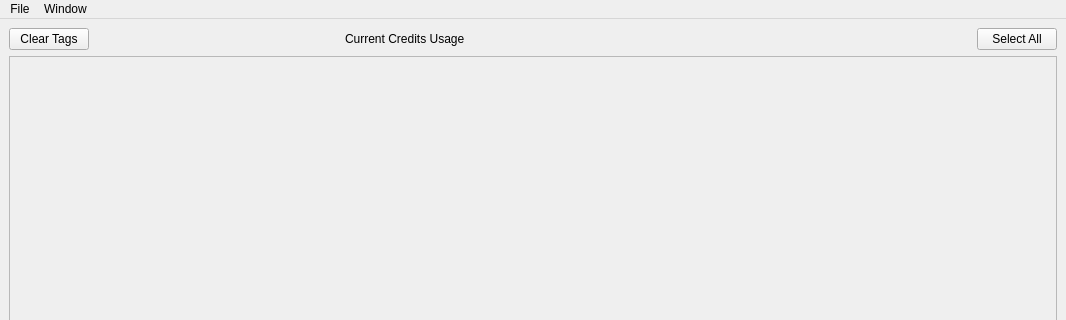
The window that ui/mainWindow.ui (infoPh83/happyTag) describes before a commit, drawn with Qt 5; both pictures show x 0 to 1066 and y 0 to 320 of the 1066 by 798 pixel window.
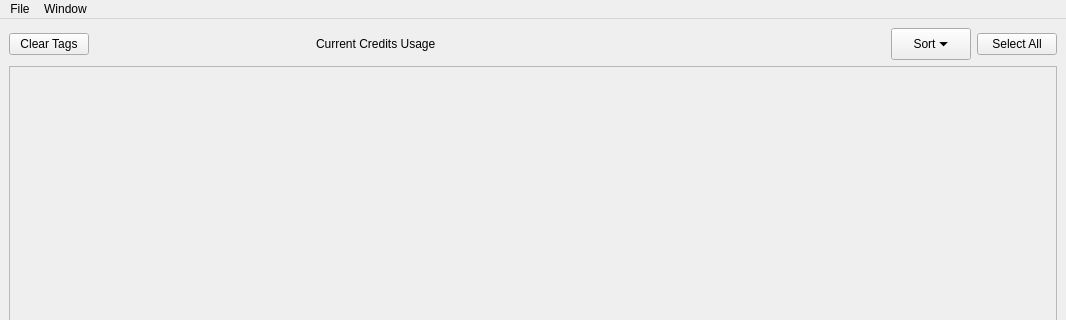
The same window after the commit. Custom widgets are drawn as their Qt base class.

```diff
--- a/ui/mainWindow.ui
+++ b/ui/mainWindow.ui
@@ -67,6 +67,28 @@
         </property>
        </spacer>
       </item>
+      <item>
+       <widget class="QPushButton" name="sortButton">
+        <property name="text">
+         <string>Sort ⏷</string>
+        </property>
+        <property name="toolTip">
+         <string>Sort images by various criteria</string>
+        </property>
+        <property name="minimumSize">
+         <size>
+          <width>80</width>
+          <height>32</height>
+         </size>
+        </property>
+        <property name="maximumSize">
+         <size>
+          <width>80</width>
+          <height>32</height>
+         </size>
+        </property>
+       </widget>
+      </item>
       <item>
        <widget class="QPushButton" name="SelectAlButton">
         <property name="text">
```
